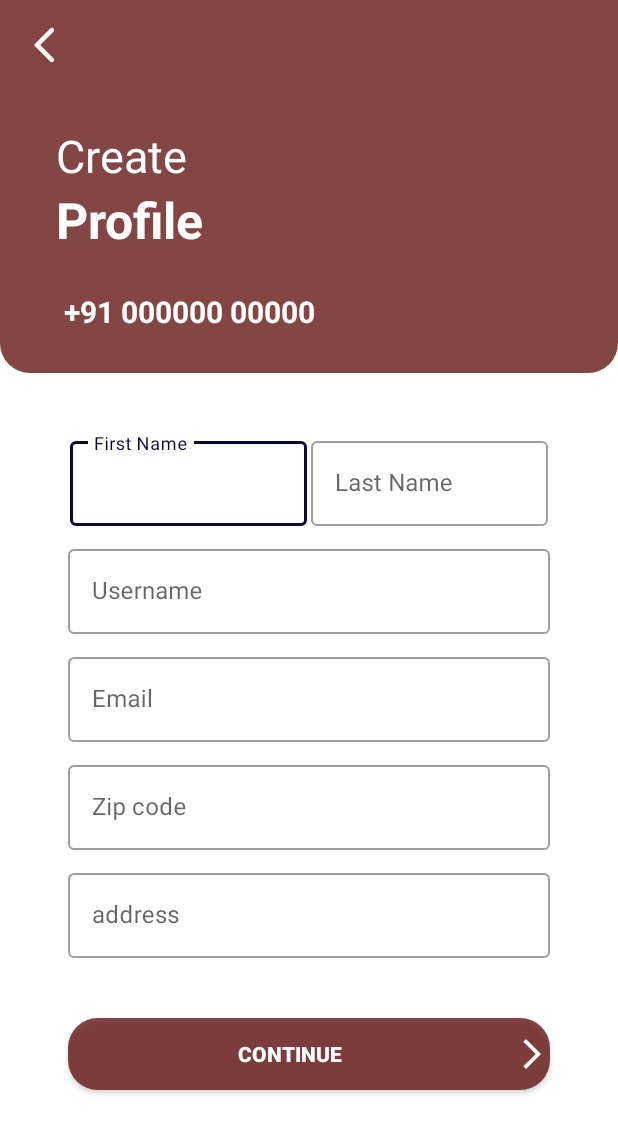
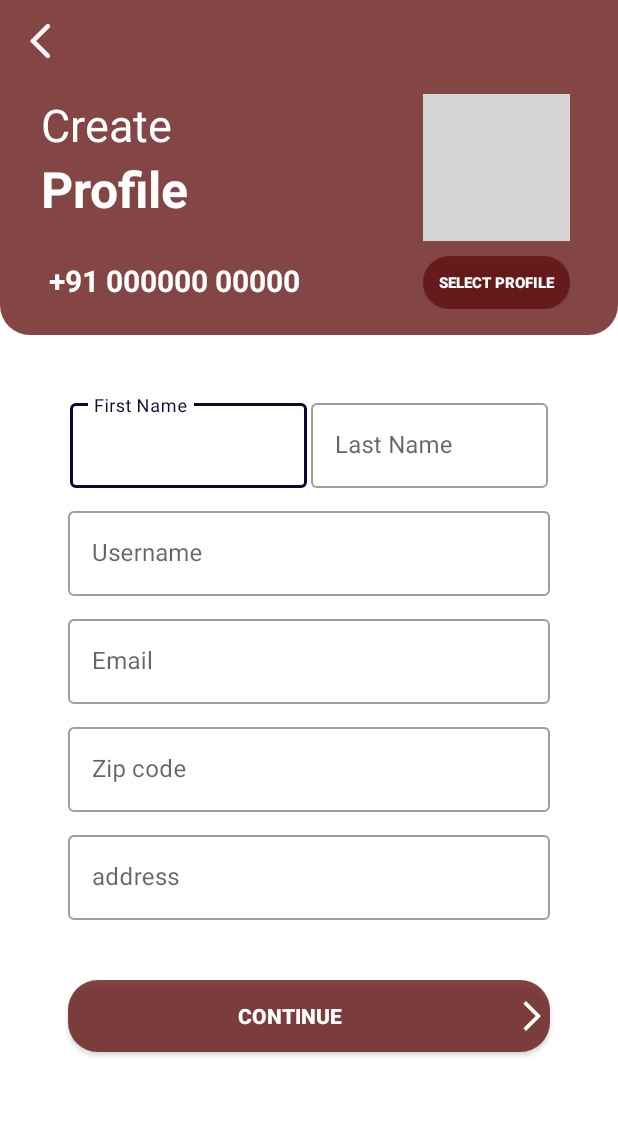
Before and after one commit to AryandeepShukla/AS_CONNECT, an Android app: the UserProfileActivity screen opened directly, with no data from a screen before it, after a tap on an icon or button, on a phone screen of 412 x 824 dp. Shown: the top 1133 px of the screen. Run offline under Robolectric (Android 15) with nearby library versions, the phone set to English and light mode, and no system bars; our stand-ins replace Firebase (no records; nobody signed in at launch, a user with empty details on screens opened directly); Roboto replaces fonts that are not available here; 6 statements that could not run were skipped; grey boxes are pictures that could not be loaded.

Commit message:
Added Profile Picture!

```diff
--- a/app/build.gradle
+++ b/app/build.gradle
@@ -54,13 +54,13 @@ dependencies {
     implementation 'com.google.firebase:firebase-analytics-ktx'
     implementation "androidx.browser:browser:1.4.0"
     implementation 'com.google.firebase:firebase-appcheck-safetynet:16.0.0-beta04'
-
+    implementation 'com.google.firebase:firebase-storage:20.0.0'
 
     apply plugin: 'com.android.application'
     apply plugin: 'kotlin-android'
     apply plugin: 'kotlin-android-extensions'
 
-    implementation 'com.airbnb.android:lottie:3.4.4'
+    implementation 'com.airbnb.android:lottie:4.2.2'
     implementation 'de.hdodenhof:circleimageview:3.1.0'
     implementation 'com.cuberto:liquid-swipe:1.0.0'
     implementation 'me.relex:circleindicator:2.1.6'
--- a/app/src/main/AndroidManifest.xml
+++ b/app/src/main/AndroidManifest.xml
@@ -24,9 +24,6 @@
             android:name=".LoginRegister.VerifyActivity"
             android:exported="false" />
         <activity
-            android:name=".HomeActivity"
-            android:exported="false" />
-        <activity
             android:name=".LoginRegister.LoginRegisterActivity"
             android:exported="false" />
         <activity
--- a/app/src/main/java/com/example/myapplication/home/HomeActivity.kt
+++ b/app/src/main/java/com/example/myapplication/home/HomeActivity.kt
@@ -25,16 +25,15 @@ class HomeActivity : AppCompatActivity() {
     lateinit var currentUser: FirebaseUser
     lateinit var databaseRef: FirebaseDatabase
     var phone: String? = null
+    var country: String? = null
 
     lateinit var logout: ImageView
     lateinit var profile: ImageView
-    lateinit var loadingDialog: LoadingDialog
+    private var loadingDialog: LoadingDialog = LoadingDialog(this)
 
     override fun onCreate(savedInstanceState: Bundle?) {
         super.onCreate(savedInstanceState)
         setContentView(R.layout.activity_home)
-
-        loadingDialog = LoadingDialog(this)
 
         //auth user
         mAuth = FirebaseAuth.getInstance()
@@ -42,7 +41,13 @@ class HomeActivity : AppCompatActivity() {
         phone = mAuth.currentUser!!.phoneNumber.toString()
         databaseRef = FirebaseDatabase.getInstance()
 
+        //check if user is registered or not
         getIfRegistered()
+        loadingDialog.dismissDialog()
+
+        if (intent!=null){
+            country = intent.getStringExtra("country")
+        }
 
         logout = findViewById(R.id.logoutHome)
         profile = findViewById(R.id.profile)
@@ -95,20 +100,24 @@ class HomeActivity : AppCompatActivity() {
         }.create().show()
     }
 
+
     private fun getIfRegistered(){
         loadingDialog.startDialog()
         var isRegistered: Boolean = false
         val ref = databaseRef.reference.child("profile")
         ref.child(currentUser.phoneNumber.toString()).get().addOnSuccessListener {
             if (it.exists()) {
+                loadingDialog.dismissDialog()
                 isRegistered = it.child("registered").value.toString().toBoolean()
+            } else {
+                loadingDialog.dismissDialog()
+                isRegistered =false
             }
-            else {
-                isRegistered = false
-            }
-            loadingDialog.dismissDialog()
             if (!isRegistered){
-                startActivity(Intent(this@HomeActivity, RegisterDetailsActivity::class.java))
+                loadingDialog.dismissDialog()
+                val intent = Intent(this@HomeActivity, RegisterDetailsActivity::class.java)
+                intent.putExtra("country", country)
+                startActivity(intent)
                 finish()
             }
         }
--- a/app/src/main/java/com/example/myapplication/home/UserProfileActivity.kt
+++ b/app/src/main/java/com/example/myapplication/home/UserProfileActivity.kt
@@ -1,6 +1,9 @@
 package com.example.myapplication.home
 
 import android.content.Intent
+import android.graphics.Bitmap
+import android.graphics.BitmapFactory
+import android.net.Uri
 import androidx.appcompat.app.AppCompatActivity
 import android.os.Bundle
 import android.widget.ImageView
@@ -17,6 +20,9 @@ import com.google.firebase.database.DataSnapshot
 import com.google.firebase.database.DatabaseError
 import com.google.firebase.database.FirebaseDatabase
 import com.google.firebase.database.ValueEventListener
+import com.google.firebase.storage.FirebaseStorage
+import com.google.firebase.storage.StorageReference
+import java.io.File
 
 class UserProfileActivity : AppCompatActivity() {
 
@@ -24,6 +30,9 @@ class UserProfileActivity : AppCompatActivity() {
     lateinit var mAuth: FirebaseAuth
     lateinit var currentUser: FirebaseUser
     lateinit var databaseRef: FirebaseDatabase
+    lateinit var storage: FirebaseStorage
+    lateinit var storageReference: StorageReference
+    private lateinit var imageUri: Uri
 
     //top views
     lateinit var home: ImageView
@@ -38,11 +47,13 @@ class UserProfileActivity : AppCompatActivity() {
     lateinit var email: TextView
     lateinit var countryZipCode: TextView
     lateinit var address: TextView
+    lateinit var profilePic: ImageView
 
     override fun onCreate(savedInstanceState: Bundle?) {
         super.onCreate(savedInstanceState)
         setContentView(R.layout.activity_user_profile)
 
+        profilePic = findViewById(R.id.imageProfile)
         pno = findViewById(R.id.phoneProfile)
         name = findViewById(R.id.nameProfile)
         username = findViewById(R.id.usernameProfile)
@@ -57,24 +68,27 @@ class UserProfileActivity : AppCompatActivity() {
         currentUser = mAuth.currentUser!!
         phone = mAuth.currentUser!!.phoneNumber.toString()
 
+        storage = FirebaseStorage.getInstance()
+        storageReference = storage.reference.child("images/${currentUser.phoneNumber.toString()}")
+        setProfilePic()
+
         //database for profile
         databaseRef = FirebaseDatabase.getInstance()
-        loadingDialog.startDialog()
         val ref = databaseRef.reference.child("profile")
 
         //fetching from realtime database
+        loadingDialog.startDialog()
         val tableRef = ref.child(currentUser.phoneNumber.toString())
         tableRef.addValueEventListener(object : ValueEventListener {
             override fun onCancelled(error: DatabaseError) {
+                loadingDialog.dismissDialog()
                 Toast.makeText(
                     this@UserProfileActivity,
                     "Error occurred while fetching the details! ",
                     Toast.LENGTH_LONG
                 ).show()
             }
-
             override fun onDataChange(snapshot: DataSnapshot) {
-
                 //showing details in user profile
                 val spacedPhone = phone.substring(0, 3) + " " + phone.substring(3)
                 pno.text = spacedPhone
@@ -88,11 +102,12 @@ class UserProfileActivity : AppCompatActivity() {
                 email.text = snapshot.child("email").value.toString()
 
                 val countryPlusCode =
-                    snapshot.child("country").value.toString()  + " (" + snapshot.child("zip_code").value.toString() +")"
+                    snapshot.child("country").value.toString() + " (" + snapshot.child("zip_code").value.toString() + ")"
                 countryZipCode.text = countryPlusCode
 
                 address.text = snapshot.child("address").value.toString()
                 loadingDialog.dismissDialog()
+
             }
         })
 
@@ -101,13 +116,30 @@ class UserProfileActivity : AppCompatActivity() {
         logout = findViewById(R.id.logoutProfile)
 
         home.setOnClickListener {
-            startActivity(Intent(this@UserProfileActivity,HomeActivity::class.java))
+            startActivity(Intent(this@UserProfileActivity, HomeActivity::class.java))
             finish()
         }
         logout.setOnClickListener {
             logout()
         }
 
+    }
+
+    private fun setProfilePic() {
+        loadingDialog.startDialog()
+        val localFile = File.createTempFile("tempFile", ".jpg");
+
+        storageReference.getFile(localFile).addOnSuccessListener {
+            val bitmap = BitmapFactory.decodeFile(localFile.absolutePath)
+            profilePic.setImageBitmap(bitmap)
+        }.addOnFailureListener {
+            Toast.makeText(
+                this@UserProfileActivity,
+                "Error occurred while fetching the profile picture! ",
+                Toast.LENGTH_LONG
+            ).show()
+        }
+        loadingDialog.dismissDialog()
     }
 
     fun logout() {
--- a/app/src/main/res/layout/activity_register_details.xml
+++ b/app/src/main/res/layout/activity_register_details.xml
@@ -11,38 +11,31 @@
     <LinearLayout
         android:layout_width="match_parent"
         android:layout_height="wrap_content"
+        android:background="@drawable/bg_register"
         android:orientation="vertical"
-        android:padding="2dp"
-        android:background="@drawable/bg_register">
-
-        <LinearLayout
-            android:layout_width="match_parent"
-            android:layout_height="?attr/actionBarSize"
-            android:orientation="horizontal"
-            android:padding="8dp">
-
-            <RelativeLayout
-                android:layout_width="match_parent"
-                android:layout_height="match_parent">
+        android:padding="2dp">
 
         <ImageView
             android:id="@+id/backIV"
             android:layout_width="40dp"
             android:layout_height="40dp"
             android:layout_alignParentStart="true"
+            android:layout_margin="5dp"
             android:padding="5dp"
             android:src="@drawable/ic_arrow" />
-
-            </RelativeLayout>
-
-        </LinearLayout>
 
         <LinearLayout
             android:layout_width="match_parent"
             android:layout_height="wrap_content"
-            android:layout_marginTop="5dp"
+            android:orientation="horizontal">
+
+            <LinearLayout
+                android:layout_width="wrap_content"
+                android:layout_height="wrap_content"
+                android:layout_marginBottom="5dp"
+                android:layout_weight="2"
                 android:orientation="vertical"
-            android:padding="20dp">
+                android:padding="10dp">
 
                 <TextView
                     android:layout_width="match_parent"
@@ -68,11 +61,39 @@
                     android:layout_height="wrap_content"
                     android:layout_marginStart="15dp"
                     android:layout_marginTop="20dp"
+                    android:padding="5dp"
                     android:text="+91 000000 00000"
                     android:textColor="@color/white"
                     android:textSize="20sp"
-                android:textStyle="bold"
-                android:padding="5dp"/>
+                    android:textStyle="bold" />
+            </LinearLayout>
+
+            <LinearLayout
+                android:layout_width="wrap_content"
+                android:layout_height="wrap_content"
+                android:layout_marginHorizontal="20dp"
+                android:orientation="vertical"
+                android:padding="10dp">
+
+                <com.google.android.material.imageview.ShapeableImageView
+                    android:id="@+id/imageUpload"
+                    android:layout_width="98dp"
+                    android:layout_height="98dp"
+                    android:src="@drawable/ic_baseline_add_photo_alternate_24"
+                    app:shapeAppearanceOverlay="@style/Circular" />
+
+                <androidx.appcompat.widget.AppCompatButton
+                    android:id="@+id/imageUploadButton"
+                    android:layout_width="match_parent"
+                    android:layout_height="35dp"
+                    android:layout_marginTop="10dp"
+                    android:background="@drawable/button_red"
+                    android:text="Select Profile"
+                    android:textColor="@color/white"
+                    android:textSize="10sp"
+                    android:textStyle="bold" />
+            </LinearLayout>
+
         </LinearLayout>
 
     </LinearLayout>
--- a/app/src/main/res/layout/item_image.xml
+++ b/app/src/main/res/layout/item_image.xml
@@ -115,6 +115,7 @@
     </RelativeLayout>
 
     <com.google.android.material.imageview.ShapeableImageView
+        android:id="@+id/imageProfile"
         android:layout_width="98dp"
         android:layout_height="98dp"
         android:layout_centerHorizontal="true"
```
Also changed, not shown: app/src/main/java/com/example/myapplication/LoginRegister/RegisterDetailsActivity.kt (+78 -15 lines). Lines whose indentation alone changed are shown as unchanged.
